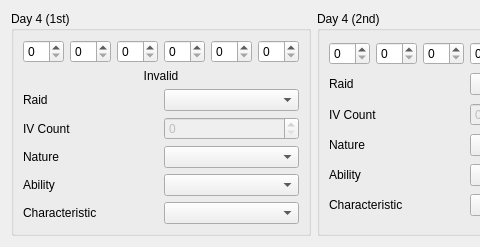
Qt form Forms/Util/RaidInfo35.ui (Admiral-Fish/RaidFinder) before a commit; both pictures show x 0 to 480 and y 0 to 247 of the 1240 by 247 pixel window.
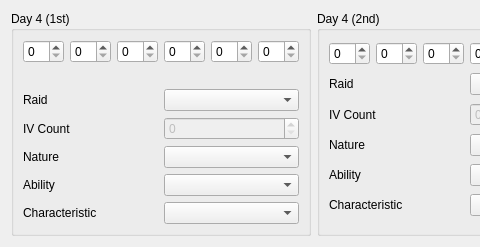
The same form after that commit.

What changed in the file:
```diff
--- a/Forms/Util/RaidInfo35.ui
+++ b/Forms/Util/RaidInfo35.ui
@@ -7,7 +7,7 @@
     <x>0</x>
     <y>0</y>
     <width>1212</width>
-    <height>223</height>
+    <height>244</height>
    </rect>
   </property>
   <property name="windowTitle">
@@ -128,9 +128,6 @@
       </item>
       <item row="1" column="0" colspan="2">
        <widget class="QLabel" name="labelCheck">
-        <property name="text">
-         <string>Invalid</string>
-        </property>
         <property name="alignment">
          <set>Qt::AlignCenter</set>
         </property>
```
